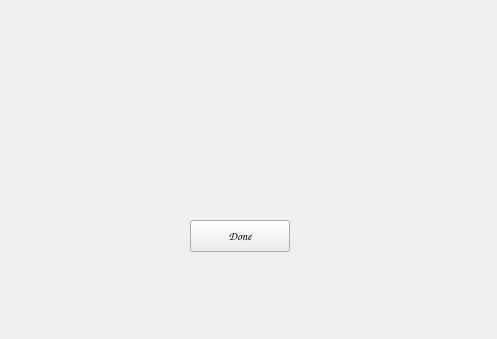
Before: the Qt Designer form s4Complete.ui in ReneeTong/a8-edu-app, drawn with Qt 5.
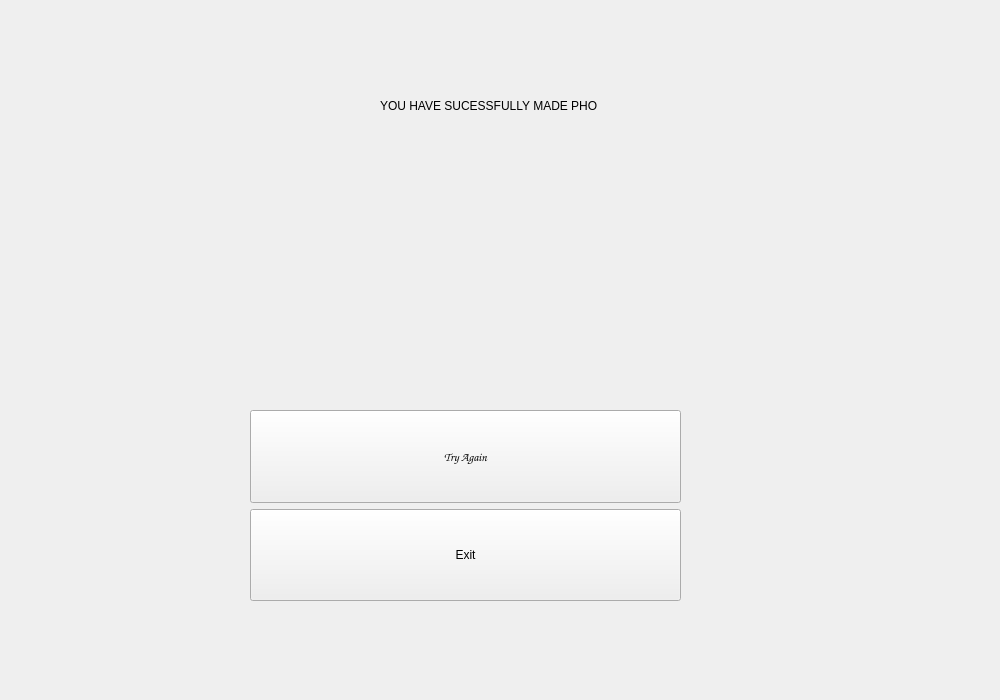
After: the same form once the commit is applied.

Commit message: S4 somewhat complete. User can now go back or exit app

Patch:
```diff
--- a/s4Complete.ui
+++ b/s4Complete.ui
@@ -6,30 +6,71 @@
    <rect>
     <x>0</x>
     <y>0</y>
-    <width>497</width>
-    <height>339</height>
+    <width>1000</width>
+    <height>700</height>
    </rect>
   </property>
   <property name="windowTitle">
    <string>Form</string>
   </property>
-  <widget class="QPushButton" name="nextBtn">
+  <widget class="QWidget" name="verticalLayoutWidget">
    <property name="geometry">
     <rect>
-     <x>190</x>
-     <y>220</y>
-     <width>100</width>
-     <height>32</height>
+     <x>250</x>
+     <y>410</y>
+     <width>431</width>
+     <height>191</height>
     </rect>
    </property>
-   <property name="font">
-    <font>
-     <family>Comic Sans MS</family>
-     <bold>true</bold>
-    </font>
+   <layout class="QVBoxLayout" name="verticalLayout">
+    <property name="sizeConstraint">
+     <enum>QLayout::SetDefaultConstraint</enum>
+    </property>
+    <item>
+     <widget class="QPushButton" name="tryAgainBtn">
+      <property name="sizePolicy">
+       <sizepolicy hsizetype="Expanding" vsizetype="Expanding">
+        <horstretch>0</horstretch>
+        <verstretch>0</verstretch>
+       </sizepolicy>
+      </property>
+      <property name="font">
+       <font>
+        <family>Comic Sans MS</family>
+        <bold>true</bold>
+       </font>
+      </property>
+      <property name="text">
+       <string>Try Again</string>
+      </property>
+     </widget>
+    </item>
+    <item>
+     <widget class="QPushButton" name="ExitBtn">
+      <property name="sizePolicy">
+       <sizepolicy hsizetype="Minimum" vsizetype="Expanding">
+        <horstretch>0</horstretch>
+        <verstretch>0</verstretch>
+       </sizepolicy>
+      </property>
+      <property name="text">
+       <string>Exit</string>
+      </property>
+     </widget>
+    </item>
+   </layout>
+  </widget>
+  <widget class="QLabel" name="titleLab">
+   <property name="geometry">
+    <rect>
+     <x>380</x>
+     <y>40</y>
+     <width>371</width>
+     <height>131</height>
+    </rect>
    </property>
    <property name="text">
-    <string>Done</string>
+    <string>YOU HAVE SUCESSFULLY MADE PHO</string>
    </property>
   </widget>
  </widget>
```
The commit also changes 12 other files.
